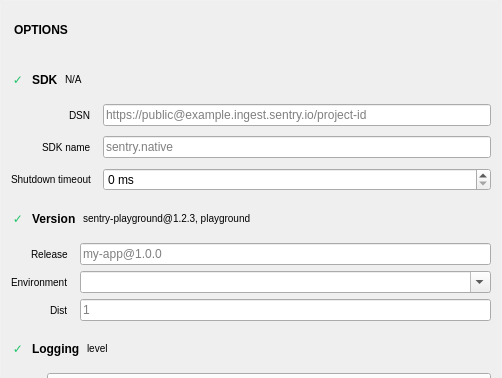
Qt form src/initpane.ui (jpnurmi/sentry-playground) before a commit; both pictures show x 0 to 502 and y 0 to 378 of the 502 by 1172 pixel window.
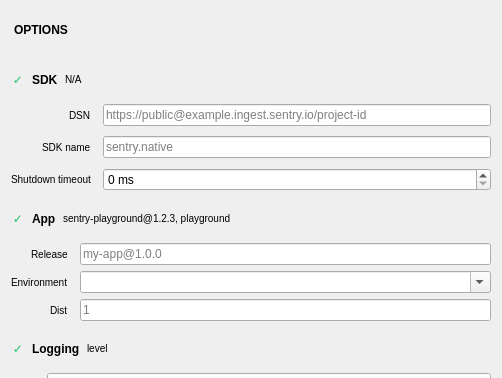
The same form after that commit.

Patch:
```diff
--- a/src/initpane.ui
+++ b/src/initpane.ui
@@ -418,7 +418,7 @@
                     <string notr="true">color: palette(text); font-weight: bold;</string>
                    </property>
                    <property name="text">
-                    <string>Version</string>
+                    <string>App</string>
                    </property>
                   </widget>
                  </item>
```
Left out of the diff: 16 changed lines with no effect on the pictures.
